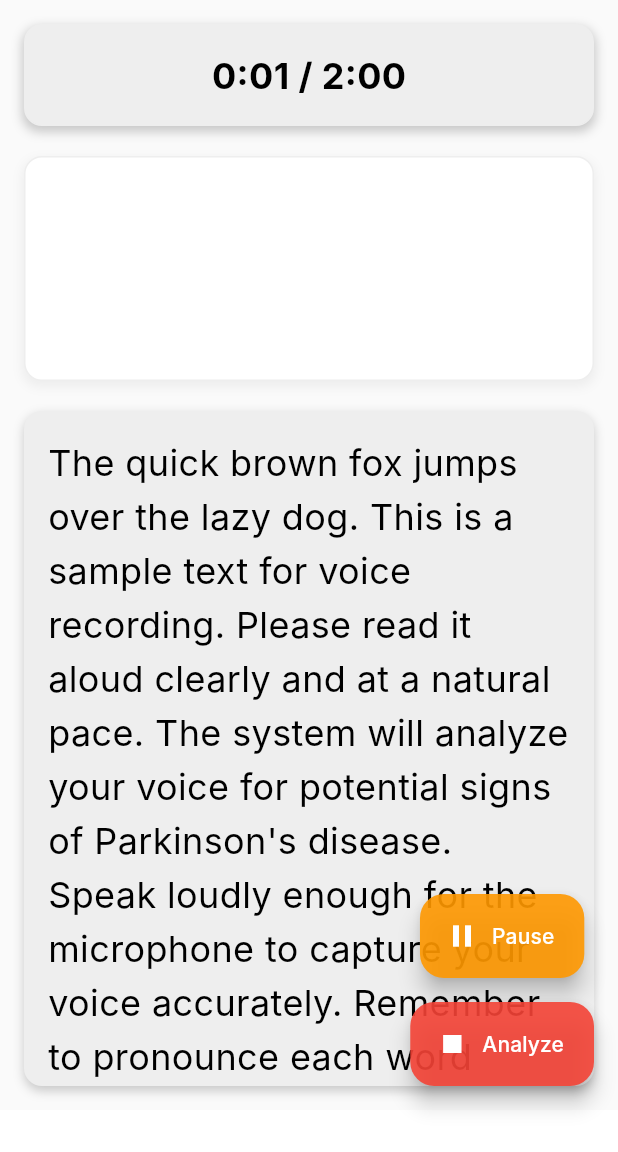
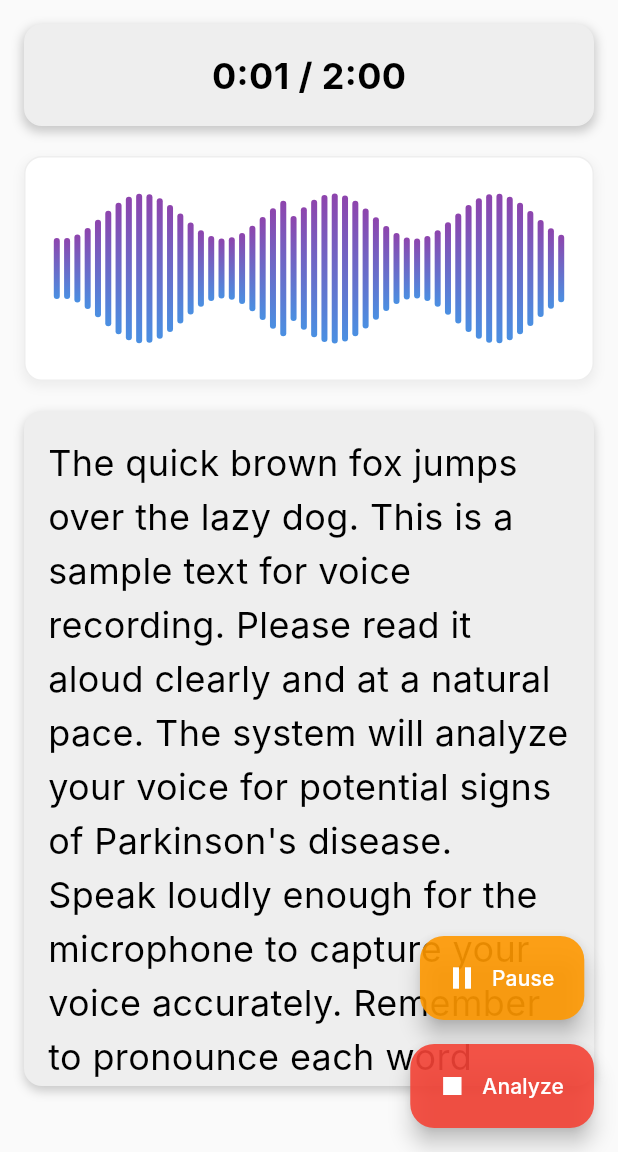
Before and after one commit to AMOFAH292/Parkinson_Project, a Flutter app: the VoiceTestScreen screen opened directly, after a tap on "Start Test", on a phone screen of 412 x 824 dp, the part 84-1236 px from its top. Run offline on Flutter 3.47's test engine with Material 3 defaults, Android fonts, the phone set to English and light mode, and no system bars; our stand-ins replace image_picker, permission_handler; missing offline and left inert: audio_waveforms, flutter_sound, tflite_flutter; network calls fail; Roboto replaces fonts that are missing (Inter); statements that could not run were skipped.

Commit message:
voice screen done

```diff
--- a/lib/test_screens/voice_test_recording_screen.dart
+++ b/lib/test_screens/voice_test_recording_screen.dart
@@ -1,8 +1,11 @@
+import 'dart:math';
+
 import 'package:flutter/material.dart';
+import 'dart:ui' as ui;
+import 'dart:math' as math;
 
 class VoiceTestRecordingScreen extends StatelessWidget {
   final int recordingDuration;
-  final List<double> waveformData;
   final String text;
   final bool isPaused;
   final VoidCallback onPauseResume;
@@ -11,7 +14,6 @@
   const VoiceTestRecordingScreen({
     super.key,
     required this.recordingDuration,
-    required this.waveformData,
     required this.text,
     required this.isPaused,
     required this.onPauseResume,
@@ -22,13 +24,24 @@
   Widget build(BuildContext context) {
     return Stack(
       children: [
+        /// ------------------------------
+        /// MAIN SCROLLABLE AREA (FIXED)
+        /// ------------------------------
         Container(
-          color: Colors.grey.shade50, // Light background like other screens
-          child: SingleChildScrollView(
+          color: Colors.grey.shade50,
+          child: LayoutBuilder(
+            builder: (context, constraints) {
+              return SingleChildScrollView(
+                child: ConstrainedBox(
+                  constraints: BoxConstraints(minHeight: constraints.maxHeight),
+                  child: IntrinsicHeight(
+                    child: Padding(
                       padding: const EdgeInsets.all(16.0),
                       child: Column(
                         children: [
-                // Timer Card
+                          /// ------------------------------
+                          /// TIMER CARD
+                          /// ------------------------------
                           Container(
                             padding: const EdgeInsets.all(16.0),
                             decoration: BoxDecoration(
@@ -47,12 +60,20 @@
                             child: Center(
                               child: Text(
                                 '${recordingDuration ~/ 60}:${(recordingDuration % 60).toString().padLeft(2, '0')} / 2:00',
-                      style: const TextStyle(fontSize: 24, fontWeight: FontWeight.bold, color: Colors.black),
+                                style: const TextStyle(
+                                  fontSize: 24,
+                                  fontWeight: FontWeight.bold,
+                                  color: Colors.black,
                                 ),
                               ),
                             ),
+                          ),
+
                           const SizedBox(height: 20),
-                // Waveform Card
+
+                          /// ------------------------------
+                          /// WAVEFORM CARD
+                          /// ------------------------------
                           Container(
                             height: 150,
                             width: double.infinity,
@@ -70,17 +91,17 @@
                                 ),
                               ],
                             ),
-                  child: CustomPaint(
-                    painter: WaveformPainter(waveformData),
-                    child: Container(),
+child: const SmoothAudioBars(),
                           ),
-                ),
+
                           const SizedBox(height: 20),
-                // Text Container
+
+                          /// ------------------------------
+                          /// TEXT READING CARD
+                          /// ------------------------------
                           Container(
                             height: 450,
                             width: double.infinity,
-                  //color: const Color.fromARGB(255, 226, 233, 238), // Match background
                             decoration: BoxDecoration(
                               borderRadius: BorderRadius.circular(12),
                               color: Colors.grey.shade200,
@@ -109,15 +130,24 @@
                                     ),
                                   ),
                                 ),
-
                               ],
                             ),
                           ),
+
+                          const SizedBox(height: 120), // space for FAB column
                         ],
                       ),
                     ),
                   ),
-        // Floating Buttons Column
+                ),
+              );
+            },
+          ),
+        ),
+
+        /// ------------------------------
+        /// FLOATING BUTTONS
+        /// ------------------------------
         Positioned(
           bottom: 16,
           right: 16,
@@ -126,7 +156,8 @@
             children: [
               FloatingActionButton.extended(
                 onPressed: onPauseResume,
-                backgroundColor: (isPaused ? Colors.green : Colors.orange).withOpacity(0.9),
+                backgroundColor: (isPaused ? Colors.green : Colors.orange)
+                    .withOpacity(0.9),
                 foregroundColor: Colors.white,
                 icon: Icon(isPaused ? Icons.play_arrow : Icons.pause),
                 label: Text(isPaused ? 'Resume' : 'Pause'),
@@ -147,22 +178,77 @@
   }
 }
 
-class WaveformPainter extends CustomPainter {
-  final List<double> data;
-
-  WaveformPainter(this.data);
+class SmoothAudioBars extends StatefulWidget {
+  const SmoothAudioBars({super.key});
 
   @override
-  void paint(Canvas canvas, Size size) {
-    final paint = Paint()..color = Colors.blue;
-    final barWidth = size.width / data.length;
-    for (int i = 0; i < data.length; i++) {
-      final height = (data[i].abs() + 0.1) * size.height / 1.2;
-      final rect = Rect.fromLTWH(i * barWidth, size.height - height, barWidth - 2, height);
-      canvas.drawRect(rect, paint);
+  State<SmoothAudioBars> createState() => _SmoothAudioBarsState();
 }
+
+class _SmoothAudioBarsState extends State<SmoothAudioBars>
+    with SingleTickerProviderStateMixin {
+  late AnimationController _controller;
+  late List<double> baseHeights;
+
+  @override
+  void initState() {
+    super.initState();
+
+    // Beautiful base pattern – smooth wave-like heights
+    baseHeights = List.generate(
+      50,
+      (i) => 40 + 30 * (1 + sin(i * 0.4)),
+    );
+
+    _controller = AnimationController(
+      vsync: this,
+      duration: const Duration(seconds: 2),
+    )..repeat();
   }
 
   @override
-  bool shouldRepaint(covariant CustomPainter oldDelegate) => true;
+  void dispose() {
+    _controller.dispose();
+    super.dispose();
   }
+
+  @override
+  Widget build(BuildContext context) {
+    return SizedBox(
+      height: 120,
+      width: double.infinity,
+      child: AnimatedBuilder(
+        animation: _controller,
+        builder: (_, __) {
+          // Shift the bars horizontally by cycling the list
+          int shift = (_controller.value * baseHeights.length).floor();
+          List<double> shifted = [
+            ...baseHeights.sublist(shift),
+            ...baseHeights.sublist(0, shift),
+          ];
+
+          return Row(
+            mainAxisAlignment: MainAxisAlignment.spaceEvenly,
+            children: shifted.map((h) {
+              return Container(
+                width: 4,
+                height: h,
+                decoration: BoxDecoration(
+                  borderRadius: BorderRadius.circular(10),
+                  gradient: const LinearGradient(
+                    begin: Alignment.bottomCenter,
+                    end: Alignment.topCenter,
+                    colors: [
+                      Color(0xFF4A90E2),
+                      Color(0xFF8E44AD),
+                    ],
+                  ),
+                ),
+              );
+            }).toList(),
+          );
+        },
+      ),
+    );
+  }
+}
--- a/lib/test_screens/voice_test_screen.dart
+++ b/lib/test_screens/voice_test_screen.dart
@@ -36,7 +36,6 @@
   ScreenState currentState = ScreenState.initial;
   Timer? recordingTimer;
   int recordingDuration = 0;
-  List<double> waveformData = [];
   ScrollController textScrollController = ScrollController();
   Timer? scrollTimer;
   double textScrollPosition = 0.0;
@@ -114,7 +113,6 @@
     setState(() {
       currentState = ScreenState.recording;
       recordingDuration = 0;
-      waveformData = [];
       currentLineIndex = 0;
     });
     _startRecording();
@@ -139,30 +137,8 @@
       codec: Codec.pcm16WAV,
       sampleRate: 16000,
     );
+  }
 
-    // Read waveform data from file periodically
-    Timer.periodic(const Duration(milliseconds: 100), (timer) {
-      if (!_isRecording) {
-        timer.cancel();
-        return;
-      }
-      if (File(path).existsSync()) {
-        final bytes = File(path).readAsBytesSync();
-        if (bytes.length > 44) {
-          final data = bytes.sublist(44);
-          final buffer = ByteData.sublistView(Uint8List.fromList(data));
-          final samples = <double>[];
-          int numSamples = min(data.length ~/ 2, 200);
-          for (int i = 0; i < numSamples; i++) {
-            int val = buffer.getUint16(i * 2, Endian.little);
-            val = val - 32768; // convert unsigned to signed
-            samples.add(val / 32768.0);
-          }
-          setState(() => waveformData = samples);
-        }
-      }
-    });
-  }
 
   void _startTimer() {
     recordingTimer = Timer.periodic(const Duration(seconds: 1), (timer) {
@@ -357,7 +333,6 @@
       currentState = ScreenState.initial;
       _result = null;
       _segmentProbabilities = null;
-      waveformData = [];
       recordingDuration = 0;
       currentLineIndex = 0;
     });
@@ -389,7 +364,6 @@
       case ScreenState.recording:
         return VoiceTestRecordingScreen(
           recordingDuration: recordingDuration,
-          waveformData: waveformData,
           text: textToRead,
           isPaused: isPaused,
           onPauseResume: _pauseOrResumeRecording,
```
Lines whose indentation alone changed are shown as unchanged.
